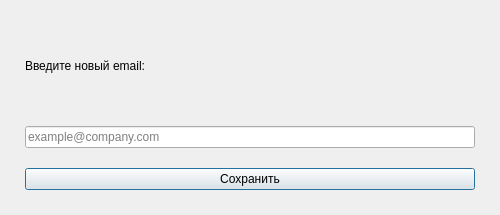
The window that client/ui/profile/user_data/email_edit_window.ui (lerakaplich/Documents) describes before a commit, drawn with Qt 5.
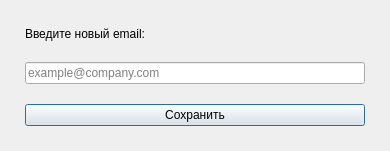
The same window after the commit.

```diff
--- a/client/ui/profile/user_data/email_edit_window.ui
+++ b/client/ui/profile/user_data/email_edit_window.ui
@@ -6,24 +6,13 @@
    <rect>
     <x>0</x>
     <y>0</y>
-    <width>500</width>
-    <height>215</height>
+    <width>390</width>
+    <height>151</height>
    </rect>
   </property>
   <property name="windowTitle">
    <string>Редактирование email</string>
   </property>
-  <property name="styleSheet">
-   <string notr="true">
-QDialog {
-    background-color: {BG_CARD};
-    color: {TEXT_BLACK};
-}
-QLabel {
-    color: {TEXT_BLACK};
-}
-</string>
-  </property>
   <property name="modal">
    <bool>true</bool>
   </property>
@@ -45,9 +34,6 @@
    </property>
    <item>
     <widget class="QLabel" name="titleLabel">
-     <property name="styleSheet">
-      <string notr="true">font-size: 20px; color: {TEXT_BLACK}; background-color: transparent;</string>
-     </property>
      <property name="text">
       <string>Введите новый email:</string>
      </property>
@@ -55,27 +41,6 @@
    </item>
    <item>
     <widget class="QLineEdit" name="emailInput">
-     <property name="styleSheet">
-      <string notr="true">
-        QLineEdit {
-            padding: 10px;
-            font-size: 18px;
-            border: 2px solid {ACCENT_PRIMARY};
-            border-radius: 10px;
-            color: {TEXT_BLACK};
-            background-color: {BG_INPUT};
-        }
-        QLineEdit:focus {
-            border-color: {ACCENT_PRIMARY};
-        }
-        QLineEdit::placeholder {
-            color: {TEXT_TERTIARY};
-        }
-</string>
-     </property>
-     <property name="text">
-      <string/>
-     </property>
      <property name="placeholderText">
       <string>example@company.com</string>
      </property>
@@ -86,23 +51,6 @@
      <property name="cursor">
       <cursorShape>PointingHandCursor</cursorShape>
      </property>
-     <property name="styleSheet">
-      <string notr="true">
-QPushButton {
-    background-color: {ACCENT_PRIMARY};
-    color: {TEXT_ON_ACCENT};
-    border-radius: 10px;
-    padding: 12px;
-    font-size: 18px;
-}
-QPushButton:hover {
-    background-color: {ACCENT_HOVER_SOFT};
-}
-QPushButton:pressed {
-    background-color: {ACCENT_PRESSED_DEEP};
-}
-</string>
-     </property>
      <property name="text">
       <string>Сохранить</string>
      </property>
```
